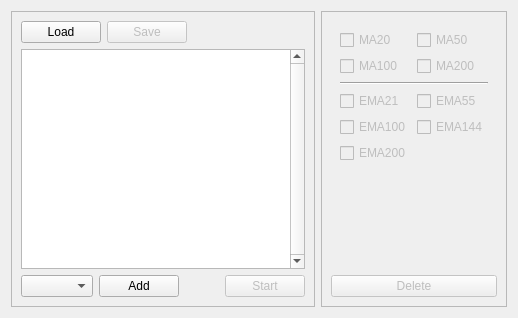
Above: source/ui/configsWindow.ui from qrlik/MarketWatcher before the change. Below: the same form after it.
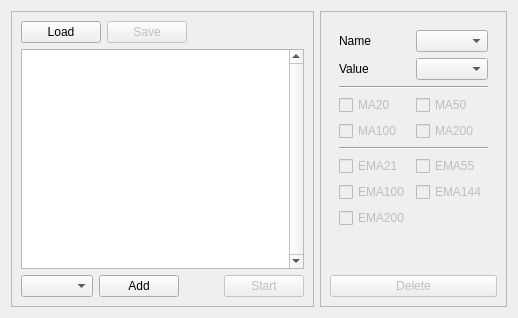
That is the form after the change.

Commit message: add config combo boxes

Diff of the .ui file:
```diff
--- a/source/ui/configsWindow.ui
+++ b/source/ui/configsWindow.ui
@@ -132,6 +132,40 @@
         </property>
         <layout class="QFormLayout" name="formLayout">
          <item row="0" column="0">
+          <widget class="QLabel" name="nameLabel">
+           <property name="text">
+            <string>Name</string>
+           </property>
+          </widget>
+         </item>
+         <item row="0" column="1">
+          <widget class="QComboBox" name="nameBox">
+           <property name="sizePolicy">
+            <sizepolicy hsizetype="Expanding" vsizetype="Fixed">
+             <horstretch>0</horstretch>
+             <verstretch>0</verstretch>
+            </sizepolicy>
+           </property>
+          </widget>
+         </item>
+         <item row="1" column="0">
+          <widget class="QLabel" name="valueLabel">
+           <property name="text">
+            <string>Value</string>
+           </property>
+          </widget>
+         </item>
+         <item row="1" column="1">
+          <widget class="QComboBox" name="valueBox">
+           <property name="sizePolicy">
+            <sizepolicy hsizetype="Expanding" vsizetype="Fixed">
+             <horstretch>0</horstretch>
+             <verstretch>0</verstretch>
+            </sizepolicy>
+           </property>
+          </widget>
+         </item>
+         <item row="3" column="0">
           <widget class="QCheckBox" name="MA20">
            <property name="enabled">
             <bool>false</bool>
@@ -141,7 +175,7 @@
            </property>
           </widget>
          </item>
-         <item row="0" column="1">
+         <item row="3" column="1">
           <widget class="QCheckBox" name="MA50">
            <property name="enabled">
             <bool>false</bool>
@@ -151,7 +185,7 @@
            </property>
           </widget>
          </item>
-         <item row="1" column="0">
+         <item row="4" column="0">
           <widget class="QCheckBox" name="MA100">
            <property name="enabled">
             <bool>false</bool>
@@ -161,7 +195,7 @@
            </property>
           </widget>
          </item>
-         <item row="1" column="1">
+         <item row="4" column="1">
           <widget class="QCheckBox" name="MA200">
            <property name="enabled">
             <bool>false</bool>
@@ -171,14 +205,14 @@
            </property>
           </widget>
          </item>
-         <item row="2" column="0" colspan="2">
+         <item row="5" column="0" colspan="2">
           <widget class="Line" name="line">
            <property name="orientation">
             <enum>Qt::Horizontal</enum>
            </property>
           </widget>
          </item>
-         <item row="3" column="0">
+         <item row="6" column="0">
           <widget class="QCheckBox" name="EMA21">
            <property name="enabled">
             <bool>false</bool>
@@ -188,7 +222,7 @@
            </property>
           </widget>
          </item>
-         <item row="3" column="1">
+         <item row="6" column="1">
           <widget class="QCheckBox" name="EMA55">
            <property name="enabled">
             <bool>false</bool>
@@ -198,7 +232,7 @@
            </property>
           </widget>
          </item>
-         <item row="4" column="0">
+         <item row="7" column="0">
           <widget class="QCheckBox" name="EMA100">
            <property name="enabled">
             <bool>false</bool>
@@ -208,7 +242,7 @@
            </property>
           </widget>
          </item>
-         <item row="4" column="1">
+         <item row="7" column="1">
           <widget class="QCheckBox" name="EMA144">
            <property name="enabled">
             <bool>false</bool>
@@ -218,7 +252,7 @@
            </property>
           </widget>
          </item>
-         <item row="5" column="0">
+         <item row="8" column="0">
           <widget class="QCheckBox" name="EMA200">
            <property name="enabled">
             <bool>false</bool>
@@ -228,6 +262,13 @@
            </property>
           </widget>
          </item>
+         <item row="2" column="0" colspan="2">
+          <widget class="Line" name="line_2">
+           <property name="orientation">
+            <enum>Qt::Horizontal</enum>
+           </property>
+          </widget>
+         </item>
         </layout>
        </widget>
       </item>
```
The commit also changes 5 other files.
